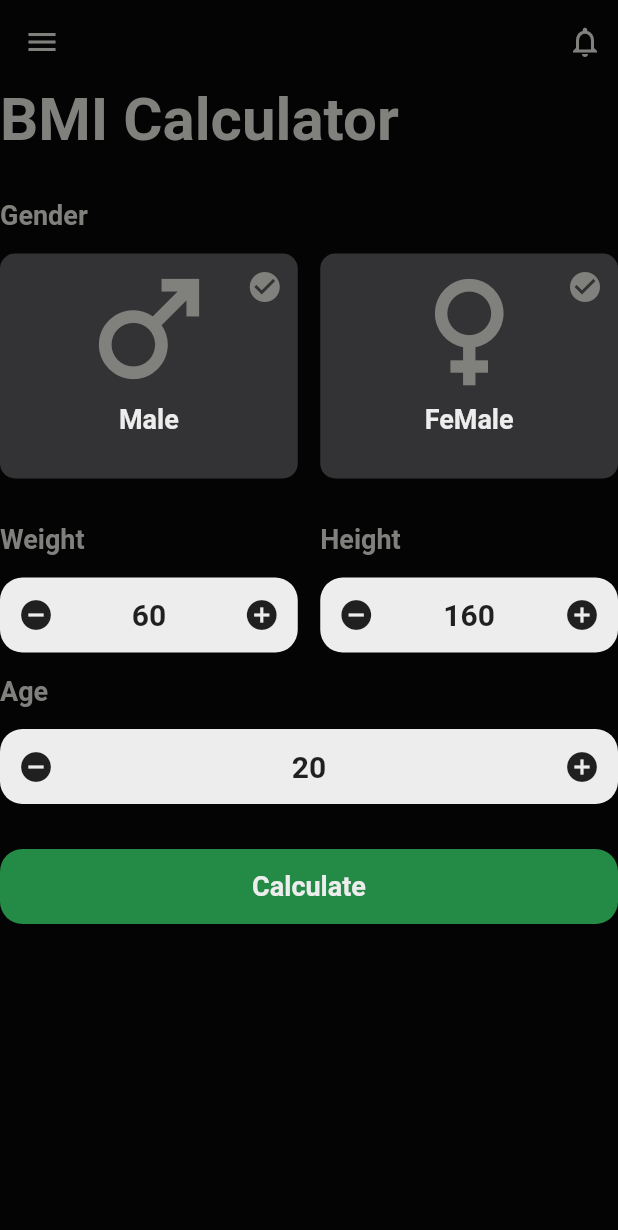
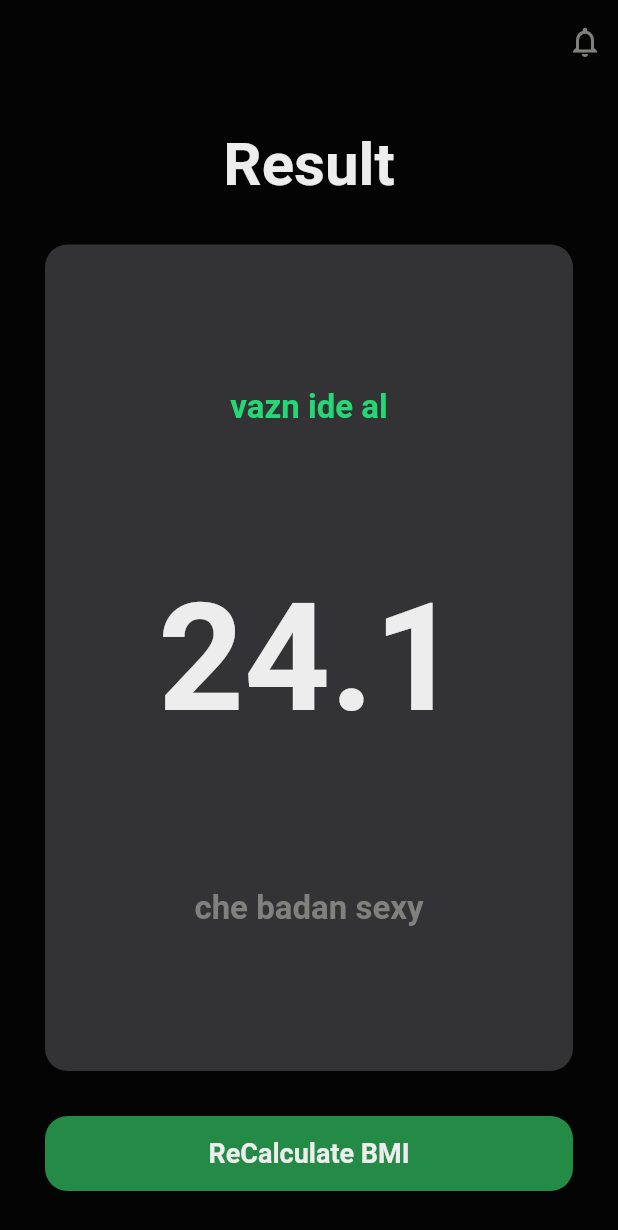
Before and after one commit to hamidghasemi1/-BMI, a Flutter app: the screen it shows after launch, on a phone screen of 412 x 824 dp. Shown: the top 1230 px of the screen. Run offline on Flutter 3.47's test engine with Material 2 defaults, Android fonts, the phone set to English and light mode, and no system bars.

Commit message:
Result Page Design

```diff
--- a/lib/constants/contstans.dart
+++ b/lib/constants/contstans.dart
@@ -4,4 +4,5 @@ const Color kBackGroundColor = Color(0xFF040404);
 const Color kTextColor = Color(0xFF80807D);
 const Color kItemColor = Color(0xFFEDEDED);
 const Color kGreenColor = Color(0xFF238B46);
+const Color kResultColor = Color(0xFF24D876);
 const Color kCardColor = Color(0xFF333335);
--- a/lib/main.dart
+++ b/lib/main.dart
@@ -1,3 +1,4 @@
+import '../screens/result_screen.dart';
 import '../screens/homescreen.dart';
 import 'package:flutter/material.dart';
 
@@ -12,7 +13,7 @@ class MyApp extends StatelessWidget {
   Widget build(BuildContext context) {
     return const MaterialApp(
       debugShowCheckedModeBanner: false,
-      home: HomeScreen(),
+      home: ResultScreen(),
     );
   }
 }
--- /dev/null
+++ b/lib/screens/result_screen.dart
@@ -0,0 +1,102 @@
+import 'package:flutter/material.dart';
+
+import '../constants/contstans.dart';
+
+class ResultScreen extends StatelessWidget {
+  const ResultScreen({Key? key}) : super(key: key);
+
+  @override
+  Widget build(BuildContext context) {
+    return Scaffold(
+      backgroundColor: kBackGroundColor,
+      appBar: AppBar(
+        backgroundColor: kBackGroundColor,
+        elevation: 0.0,
+        actions: const [
+          Padding(
+            padding: EdgeInsets.symmetric(horizontal: 10.0),
+            child: Icon(
+              Icons.notifications_none_outlined,
+              color: kTextColor,
+            ),
+          ),
+        ],
+      ),
+      body: Padding(
+        padding: EdgeInsets.all(30.0),
+        child: Column(
+          children: [
+            Text(
+              'Result',
+              style: TextStyle(
+                fontSize: 40.0,
+                fontWeight: FontWeight.bold,
+                color: kItemColor,
+              ),
+            ),
+            const SizedBox(
+              height: 30.0,
+            ),
+            Expanded(
+              child: Container(
+                width: double.infinity,
+                decoration: BoxDecoration(
+                  color: kCardColor,
+                  borderRadius: BorderRadius.circular(15.0),
+                ),
+                child: Column(
+                    mainAxisAlignment: MainAxisAlignment.spaceEvenly,
+                    children: [
+                      Text(
+                        'vazn ide al',
+                        style: TextStyle(
+                          fontSize: 22.0,
+                          fontWeight: FontWeight.bold,
+                          color: kResultColor,
+                        ),
+                      ),
+                      Text(
+                        '24.1',
+                        style: TextStyle(
+                          fontSize: 100.0,
+                          fontWeight: FontWeight.bold,
+                          color: kItemColor,
+                        ),
+                      ),
+                      Text(
+                        'che badan sexy',
+                        style: TextStyle(
+                          fontSize: 22.0,
+                          fontWeight: FontWeight.bold,
+                          color: kTextColor,
+                        ),
+                      ),
+                    ]),
+              ),
+            ),
+             const SizedBox(
+            height: 30.0,
+          ),
+          Container(
+            height: 50,
+            decoration: BoxDecoration(
+              color: kGreenColor,
+              borderRadius: BorderRadius.circular(15.0),
+            ),
+            child: Center(
+              child: Text(
+                'ReCalculate BMI',
+                style: TextStyle(
+                  fontSize: 18.0,
+                  fontWeight: FontWeight.bold,
+                  color: kItemColor,
+                ),
+              ),
+            ),
+          ),
+          ],
+        ),
+      ),
+    );
+  }
+}
```
